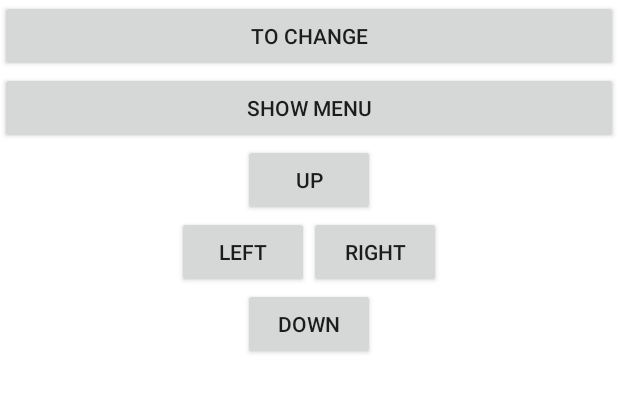
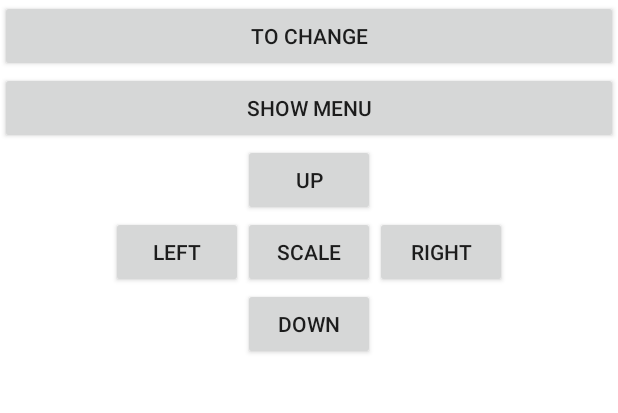
Before and after one commit to drfidel/Kotlin_test_features, an Android app: the KotlinClass screen opened directly, with no data from a screen before it, on a phone screen of 412 x 824 dp, the part 61-474 px from its top. Run offline under Robolectric (Android 15) with nearby library versions, the phone set to English and light mode, and no system bars; 6 statements that could not run were skipped.

```diff
--- a/app/src/main/java/cz/united121/kotlin/Kotlin/KotlinClass.kt
+++ b/app/src/main/java/cz/united121/kotlin/Kotlin/KotlinClass.kt
@@ -42,6 +42,9 @@ public class KotlinClass : AppCompatActivity() {
         right.setOnClickListener{
             foreground.animateRight()
         }
+        scale.setOnClickListener {
+            foreground.scaleOut()
+        }
 
     }
 
--- a/app/src/main/res/layout/kotlin_layout.xml
+++ b/app/src/main/res/layout/kotlin_layout.xml
@@ -75,6 +75,12 @@
                     android:layout_height="wrap_content"
                     android:text="Left"/>
                 <Button
+                    android:id="@+id/scale"
+                    android:layout_width="match_parent"
+                    android:layout_height="wrap_content"
+                    android:text="Scale"/>
+
+                <Button
                     android:id="@+id/right"
                     android:layout_width="match_parent"
                     android:layout_height="wrap_content"
```
Also changed, not shown: app/src/main/java/cz/united121/kotlin/Kotlin/UI/ViewAnimation.kt (+19 -4 lines).
